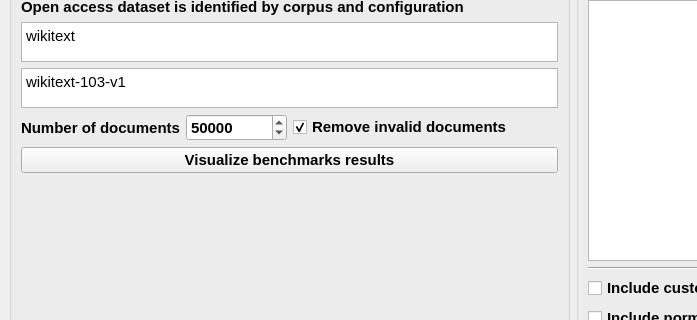
Before: the Qt Designer form TokenBenchy/app/assets/window_layout.ui in CTCycle/TKBEN-tokenizers-benchmarker, drawn with Qt 5; both pictures show x 0 to 697 and y 93 to 413 of the 1163 by 866 pixel window.
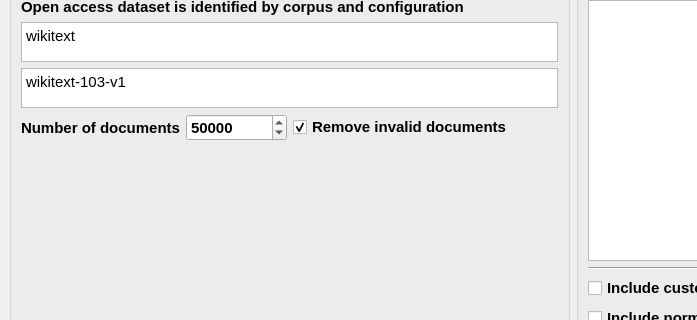
After: the same form once the commit is applied.

```diff
--- a/TokenBenchy/app/assets/window_layout.ui
+++ b/TokenBenchy/app/assets/window_layout.ui
@@ -148,13 +148,6 @@
            </item>
           </layout>
          </item>
-         <item>
-          <widget class="QPushButton" name="visualizeResults">
-           <property name="text">
-            <string>Visualize benchmarks results</string>
-           </property>
-          </widget>
-         </item>
          <item>
           <spacer name="verticalSpacer">
            <property name="orientation">
```
